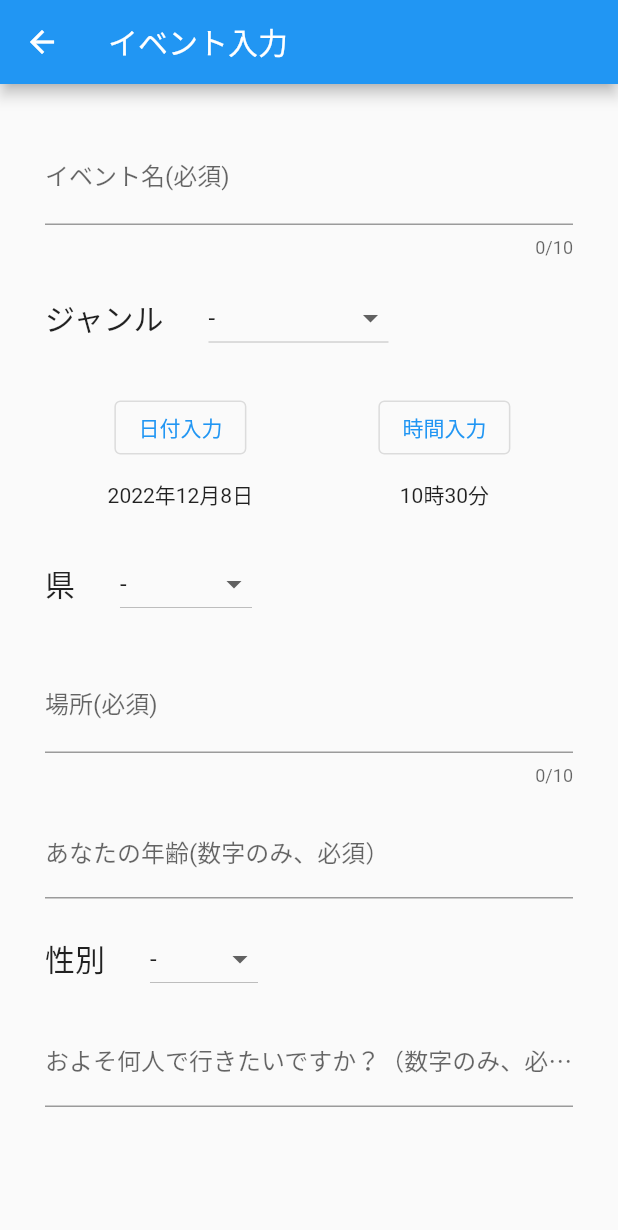
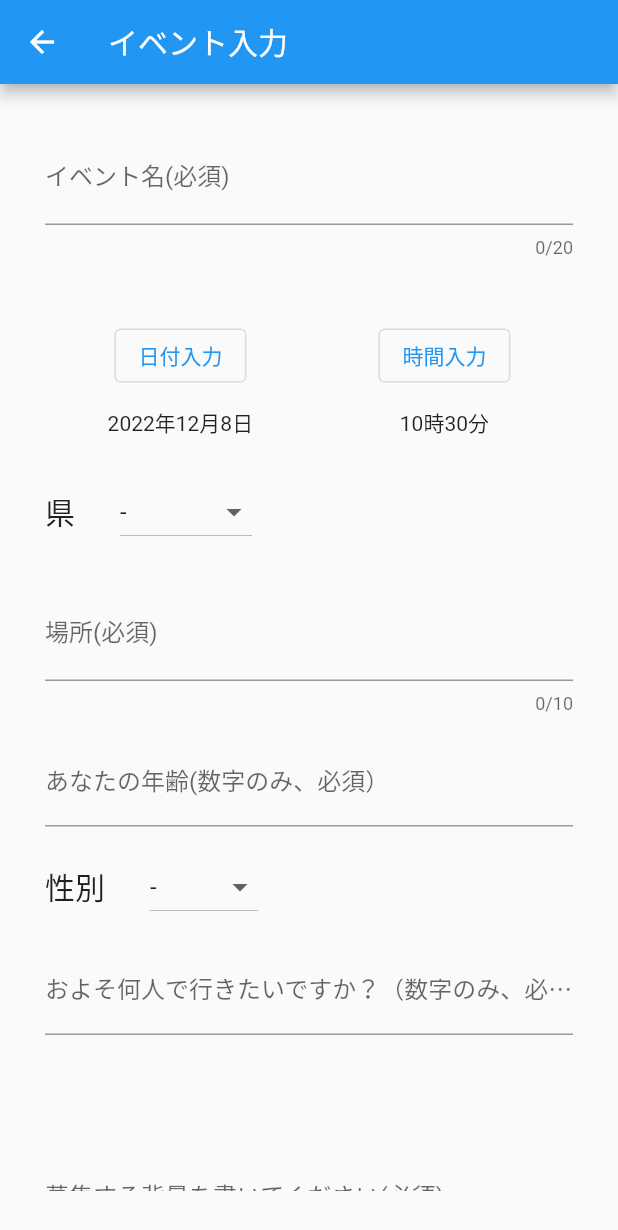
Before and after one commit to enpitut2022/Weeee, a Flutter app: the EventAddPage screen opened directly, on a phone screen of 412 x 824 dp. Shown: the top 1230 px of the screen. Run offline on Flutter 3.47's test engine with Material 2 defaults, Android fonts, the phone set to English and light mode, and no system bars; our stand-ins replace bubble, cloud_firestore, firebase_auth, firebase_core, flutter_chat_types, flutter_chat_ui; accounts and stored records are empty.

Commit message:
少しだけ

```diff
--- a/lib/main.dart
+++ b/lib/main.dart
@@ -1,4 +1,4 @@
-import 'package:enpit_weee/src/login_page.dart';
+import 'package:enpit_weee/src/login/login_page.dart';
 import 'package:flutter/material.dart';
 import 'package:firebase_core/firebase_core.dart';
 import 'firebase_options.dart';
--- a/lib/src/event/event_add.dart
+++ b/lib/src/event/event_add.dart
@@ -70,7 +70,7 @@ class _EventAddPageState extends State<EventAddPage> {
                 child: ListView(
                   children: [
                     TextField(
-                      maxLength: 10,
+                      maxLength: 20,
                       decoration: const InputDecoration(
                         labelText: "イベント名(必須)",
                         hintText: "フェス",
@@ -82,7 +82,7 @@ class _EventAddPageState extends State<EventAddPage> {
                     const SizedBox(
                       height: 16,
                     ),
-                    Row(
+                    /*Row(
                       children: [
                         const Text(
                           "ジャンル",
@@ -135,7 +135,7 @@ class _EventAddPageState extends State<EventAddPage> {
                           },
                         ),
                       ],
-                    ),
+                    ),*/
                     const SizedBox(
                       height: 25,
                     ),
@@ -471,7 +471,7 @@ class _EventAddPageState extends State<EventAddPage> {
                         model.background = text;
                       },
                     ),
-                    const SizedBox(
+                    /*const SizedBox(
                       height: 16,
                     ),
                     TextField(
@@ -512,6 +512,39 @@ class _EventAddPageState extends State<EventAddPage> {
                       onChanged: (text) {
                         model.goaltime = text;
                       },
+                    ),*/
+                    const SizedBox(
+                      height: 16,
+                    ),
+                    TextField(
+                      maxLength: 10,
+                      decoration: const InputDecoration(
+                          labelText: "あなたの推しは誰ですか？（必須）"),
+                      onChanged: (text) {
+                        model.favorite = text;
+                      },
+                    ),
+                    const SizedBox(
+                      height: 16,
+                    ),
+                    TextField(
+                      maxLength: 10,
+                      decoration: const InputDecoration(
+                          labelText: "あなたのファン歴はどのくらいですか？（必須）", hintText: "3年半"),
+                      onChanged: (text) {
+                        model.fanhistory= text;
+                      },
+                    ),
+                    const SizedBox(
+                      height: 16,
+                    ),
+                    TextField(
+                      maxLength: 10,
+                      decoration: const InputDecoration(
+                          labelText: "今まで何回観戦(参加)したことがありますか？（必須）", hintText: "初参加/4回"),
+                      onChanged: (text) {
+                        model.participation= text;
+                      },
                     ),
                     const SizedBox(
                       height: 16,
@@ -525,7 +558,7 @@ class _EventAddPageState extends State<EventAddPage> {
                               inputDate.day,
                               nowTime.hour,
                               nowTime.minute); // ここでカレンダーの日付をmodel.dateに代入
-                          model.genre = genreDefo;
+                          //model.genre = genreDefo;
                           model.gender = genderDefo;
                           model.prefec = prefecDefo;
                           await model.addEvent();
--- a/lib/src/provider/event_add_provider.dart
+++ b/lib/src/provider/event_add_provider.dart
@@ -10,20 +10,23 @@ class AddEventProvider extends ChangeNotifier {
   String? gender;
   int? age;
   int? people;
-  String? genre;
+  //String? genre;
   String? background; // 募集した理由
-  String? startplace;
-  String? starttime;
-  String? goalplace;
-  String? goaltime;
+  //String? startplace;
+  //String? starttime;
+  //String? goalplace;
+  //String? goaltime;
+  String? favorite;
+  String? fanhistory;
+  String? participation;
 
   Future addEvent() async {
     if (name == null || name == "") {
       throw "名前が入力されていません";
     }
-    if (genre == null || genre == "-") {
+    /*if (genre == null || genre == "-") {
       throw "ジャンルは、-以外を選択してください";
-    }
+    }*/
     if (prefec == null || prefec == "-") {
       throw "県は、-以外を選択してください";
     }
@@ -42,6 +45,15 @@ class AddEventProvider extends ChangeNotifier {
     if (background == null || background == "") {
       throw "募集理由が入力されていません";
     }
+    if (favorite == null || favorite == "") {
+      throw "推しが入力されていません";//チーム・グループ＋人名がいい？
+    }
+    if (fanhistory == null || fanhistory == "") {
+      throw "ファン歴が入力されていません";
+    }
+    if (participation == null || participation == "") {
+      throw "観戦回数/参加回数が入力されていません";
+    }
 
     //firestoreに追加する
     await FirebaseFirestore.instance.collection("event").add({
@@ -52,12 +64,15 @@ class AddEventProvider extends ChangeNotifier {
       "gender": gender,
       "age": age,
       "num": people,
-      "genre": genre,
+      //"genre": genre,
       "background": background,
-      "startPlace": startplace,
-      "startTime": starttime,
-      "goalPlace": goalplace,
-      "goalTime": goaltime
+      //"startPlace": startplace,
+      //"startTime": starttime,
+      //"goalPlace": goalplace,
+      //"goalTime": goaltime
+      "favorite": favorite,
+      "fanhistory": fanhistory,
+      "participation": participation
     });
   }
 }
--- a/lib/src/provider/user_provider.dart
+++ b/lib/src/provider/user_provider.dart
@@ -14,6 +14,8 @@ class UserState extends ChangeNotifier {
     doc.set({
       'uid': uid,
       'email': user.email,
+      'gender': "null",
+      "old" : "null"
     });
   }
 
```
Also changed, not shown: lib/src/event/event_detail.dart (+26 -13 lines), lib/src/model/event_model.dart (+18 -9 lines), lib/src/my_page.dart (+12 -4 lines), assets/images/eat.png (renamed from assets/eat.png), assets/images/travel.png (renamed from assets/travel.png), assets/images/weeee_logo.png (added), lib/src/login/login_page.dart (renamed from lib/src/login_page.dart), 1 other file.
